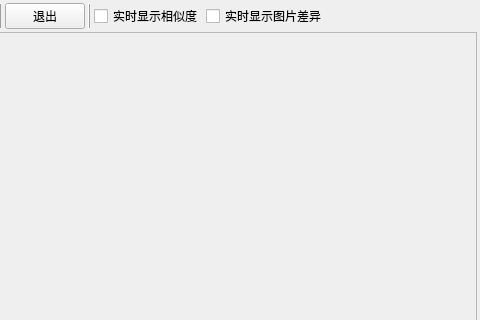
First picture: the form in components/widget_assembler_comics_preview/widget_similar_group_preview/res/similar_group_preview.ui, repository PPJUST/ComicDup, before the edit; both pictures show x 320 to 800 and y 0 to 320 of the 800 by 600 pixel window.
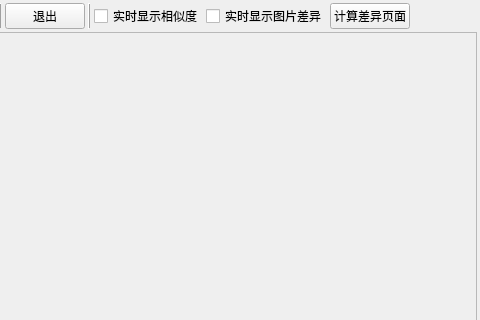
Second picture: the form after the edit.

Commit message: 新增：预览dialog中新增一个相似漫画页面全量匹配功能，用来找出两本漫画之间的相似页面对应关系

```diff
--- a/components/widget_assembler_comics_preview/widget_similar_group_preview/res/similar_group_preview.ui
+++ b/components/widget_assembler_comics_preview/widget_similar_group_preview/res/similar_group_preview.ui
@@ -117,6 +117,13 @@
        </property>
       </widget>
      </item>
+     <item>
+      <widget class="QPushButton" name="pushButton_calc_diff_pages">
+       <property name="text">
+        <string>计算差异页面</string>
+       </property>
+      </widget>
+     </item>
      <item>
       <spacer name="horizontalSpacer">
        <property name="orientation">
```
The commit also changes 13 other files.
